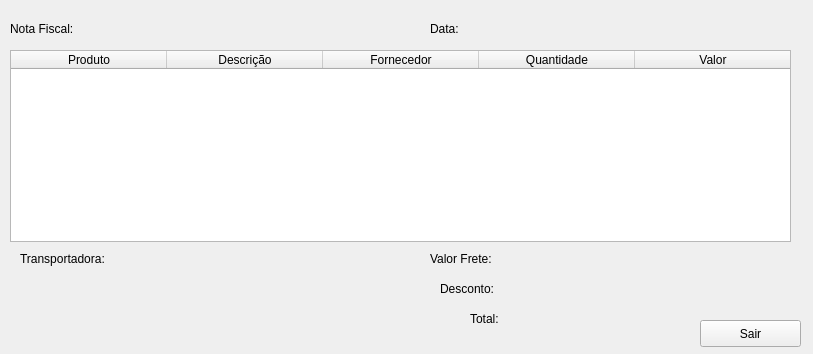
The window that Docs/UI/VisualizarPedido.ui (rennancockles/gigapy) describes before a commit, drawn with Qt 5.
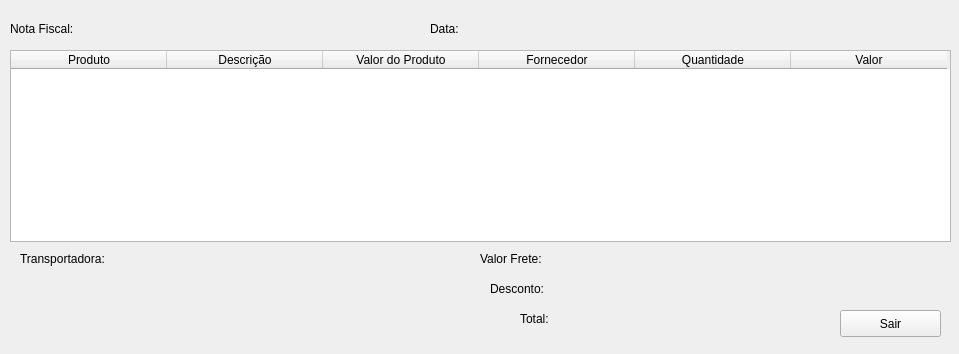
The same window after the commit.

Commit message: modificando UI para incluir campo valor em produto

The edit to the form file:
```diff
--- a/Docs/UI/VisualizarPedido.ui
+++ b/Docs/UI/VisualizarPedido.ui
@@ -6,7 +6,7 @@
    <rect>
     <x>0</x>
     <y>0</y>
-    <width>813</width>
+    <width>959</width>
     <height>354</height>
    </rect>
   </property>
@@ -18,7 +18,7 @@
     <rect>
      <x>10</x>
      <y>50</y>
-     <width>781</width>
+     <width>941</width>
      <height>192</height>
     </rect>
    </property>
@@ -101,6 +101,11 @@
      <string>Descrição</string>
     </property>
    </column>
+   <column>
+    <property name="text">
+     <string>Valor do Produto</string>
+    </property>
+   </column>
    <column>
     <property name="text">
      <string>Fornecedor</string>
@@ -133,7 +138,7 @@
   <widget class="QLabel" name="lbTotal">
    <property name="geometry">
     <rect>
-     <x>520</x>
+     <x>570</x>
      <y>310</y>
      <width>91</width>
      <height>17</height>
@@ -146,7 +151,7 @@
   <widget class="QLabel" name="label_5">
    <property name="geometry">
     <rect>
-     <x>470</x>
+     <x>520</x>
      <y>310</y>
      <width>41</width>
      <height>17</height>
@@ -159,7 +164,7 @@
   <widget class="QLabel" name="label_6">
    <property name="geometry">
     <rect>
-     <x>440</x>
+     <x>490</x>
      <y>280</y>
      <width>66</width>
      <height>17</height>
@@ -172,8 +177,8 @@
   <widget class="QPushButton" name="btnSair">
    <property name="geometry">
     <rect>
-     <x>700</x>
-     <y>320</y>
+     <x>840</x>
+     <y>310</y>
      <width>101</width>
      <height>27</height>
     </rect>
@@ -185,7 +190,7 @@
   <widget class="QLabel" name="label_4">
    <property name="geometry">
     <rect>
-     <x>430</x>
+     <x>480</x>
      <y>250</y>
      <width>81</width>
      <height>17</height>
@@ -263,7 +268,7 @@
   <widget class="QLabel" name="lbFrete">
    <property name="geometry">
     <rect>
-     <x>520</x>
+     <x>570</x>
      <y>250</y>
      <width>81</width>
      <height>17</height>
@@ -276,7 +281,7 @@
   <widget class="QLabel" name="lbDesconto">
    <property name="geometry">
     <rect>
-     <x>520</x>
+     <x>570</x>
      <y>280</y>
      <width>66</width>
      <height>17</height>
```
The commit also changes 3 other files.
